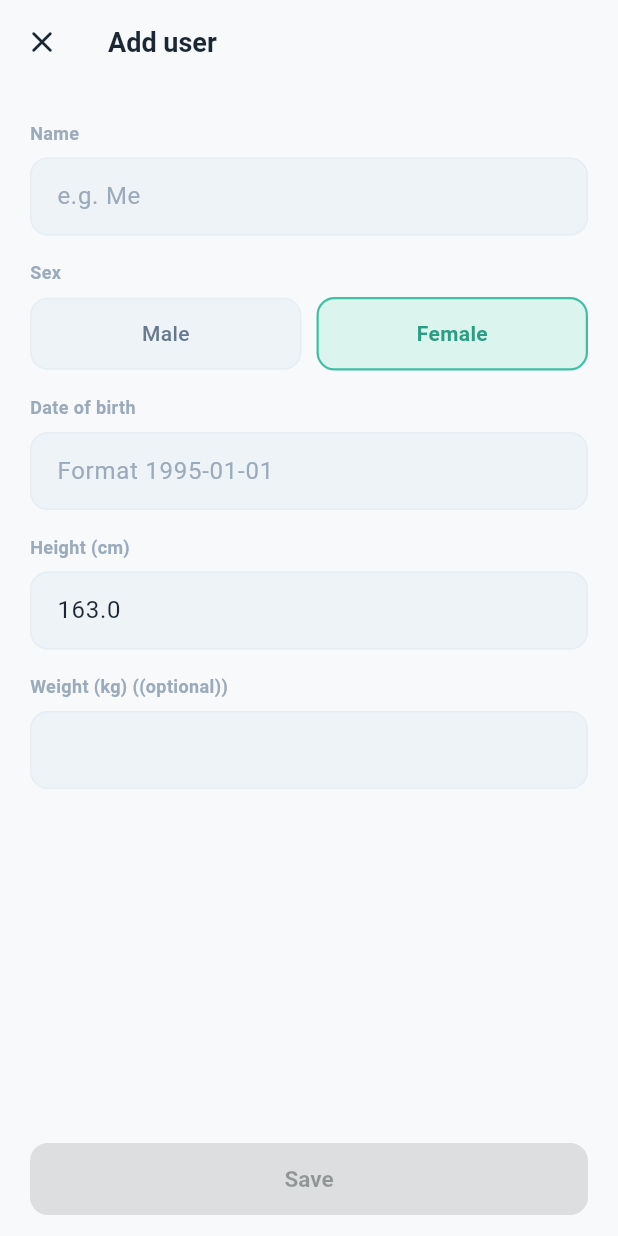
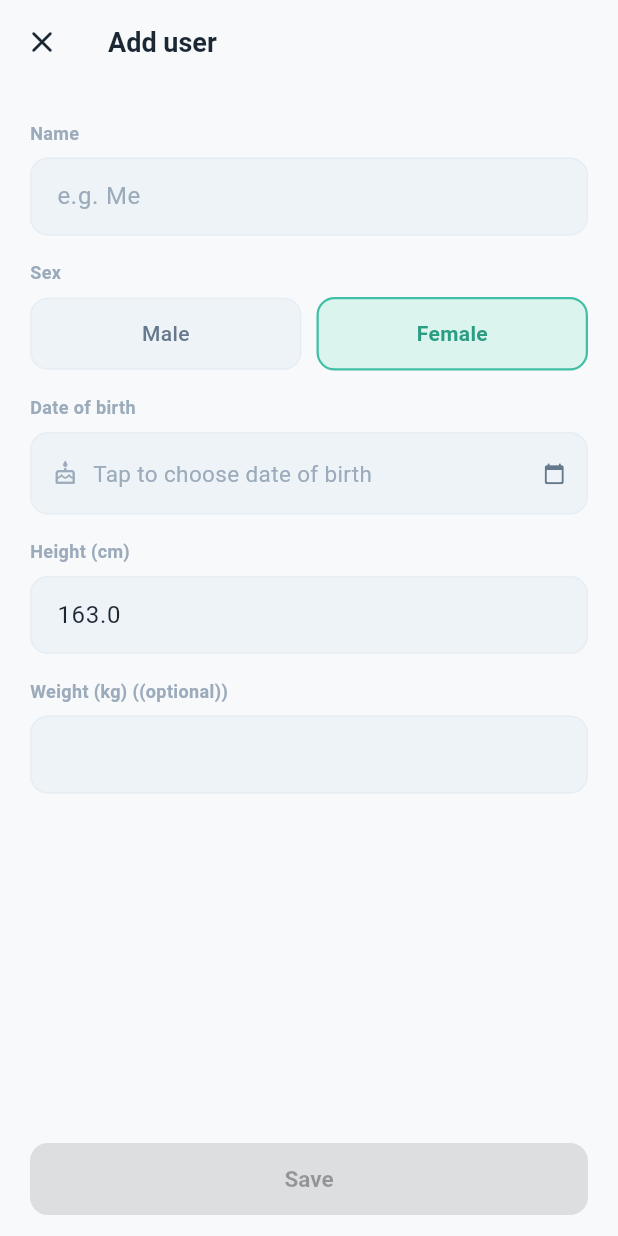
Before and after one commit to Linmord/afu-scale-flutter, a Flutter app: the _ProfileEditorPage screen opened directly, on a phone screen of 412 x 824 dp. Run offline on Flutter 3.47's test engine with Material 3 defaults, Android fonts, the phone set to English and light mode, and no system bars; our stand-ins replace fl_chart, flutter_blue_plus, permission_handler, shared_preferences; accounts and stored records are empty.

Commit message:
feat: 出生日期改为日历选择器，免手动输入

```diff
--- a/lib/i18n/l10n.dart
+++ b/lib/i18n/l10n.dart
@@ -429,7 +429,7 @@ const Map<String, String> _ja = {
   'calcModelValue': '公式非公開・独自推計',
   'calcModelHint': '体脂肪率などの身体組成は、本アプリ独自の推定式で計算しています。公式アプリの算出方法は非公開のため、表示値が公式と異なる場合があります（通常は数ポイント以内）。体重とBMIは実測値どおりです。',
   'birthdayLabel': '生年月日',
-  'birthdayHint': '1995-01-01 の形式で入力',
+  'birthdayHint': 'タップして生年月日を選択',
   'ageAutoCalc': '年齢は自動計算：{n} 歳',
   'birthdayKeepHint': '未入力の場合は現在の年齢を保持します',
 };
@@ -697,7 +697,7 @@ const Map<String, String> _zhHans = {
   'calcModelValue': '自研公式 · 与官方不同',
   'calcModelHint': '体脂率等身体成分由本 App 的独立估算公式计算。官方算法的具体实现未公开，因此显示数值可能与官方 App 存在差异（通常在几个百分点内）。体重与 BMI 为实测值，不受影响。',
   'birthdayLabel': '出生日期',
-  'birthdayHint': '格式 1995-01-01',
+  'birthdayHint': '点击选择出生日期',
   'ageAutoCalc': '自动换算年龄：{n} 岁',
   'birthdayKeepHint': '留空则沿用当前年龄',
 };
@@ -965,7 +965,7 @@ const Map<String, String> _zhHant = {
   'calcModelValue': '自研公式 · 與官方不同',
   'calcModelHint': '體脂率等身體成分由本 App 的獨立估算公式計算。官方演算法的具體實作未公開，因此顯示數值可能與官方 App 存在差異（通常在幾個百分點內）。體重與 BMI 為實測值，不受影響。',
   'birthdayLabel': '出生日期',
-  'birthdayHint': '格式 1995-01-01',
+  'birthdayHint': '點擊選擇出生日期',
   'ageAutoCalc': '自動換算年齡：{n} 歲',
   'birthdayKeepHint': '留空則沿用目前年齡',
 };
@@ -1233,7 +1233,7 @@ const Map<String, String> _de = {
   'calcModelValue': 'Eigene Formel, abweichend',
   'calcModelHint': 'Körperzusammensetzung wie Körperfett wird mit einer eigenen Schätzformel dieser App berechnet. Die offizielle App veröffentlicht ihren Algorithmus nicht, daher können die Werte von der offiziellen App abweichen (meist wenige Prozentpunkte). Gewicht und BMI sind Messwerte und nicht betroffen.',
   'birthdayLabel': 'Geburtsdatum',
-  'birthdayHint': 'Format 1995-01-01',
+  'birthdayHint': 'Tippen, um das Geburtsdatum zu wählen',
   'ageAutoCalc': 'Alter automatisch berechnet: {n} Jahre',
   'birthdayKeepHint': 'Leer lassen, um das aktuelle Alter zu behalten',
 };
@@ -1501,7 +1501,7 @@ const Map<String, String> _en = {
   'calcModelValue': 'Custom formula, not official',
   'calcModelHint': 'Body composition such as body fat is estimated with this app\'s own formula. The official app does not disclose its algorithm, so values may differ from the official app (usually within a few percentage points). Weight and BMI are measured values and are unaffected.',
   'birthdayLabel': 'Date of birth',
-  'birthdayHint': 'Format 1995-01-01',
+  'birthdayHint': 'Tap to choose date of birth',
   'ageAutoCalc': 'Age calculated automatically: {n}',
   'birthdayKeepHint': 'Leave empty to keep the current age',
 };
--- a/lib/ui/profile_editor.dart
+++ b/lib/ui/profile_editor.dart
@@ -4,6 +4,7 @@ import '../data/store.dart';
 import 'package:afu_scale/i18n/l10n.dart';
 import 'theme.dart' as th;
 import 'widgets/app_sheet.dart';
+import 'widgets/birthday_field.dart';
 
 /// 成员新增/编辑全屏表单页（避免底部弹窗被输入法遮挡）。返回 true 表示已保存。
 Future<bool> showProfileEditor(BuildContext ctx, {UserProfile? existing}) async {
@@ -24,7 +25,7 @@ class _ProfileEditorPage extends StatefulWidget {
 
 class _ProfileEditorPageState extends State<_ProfileEditorPage> {
   late final TextEditingController _name;
-  late final TextEditingController _birthday;
+  String _birthday = ''; // 由选择器写入；空=沿用原年龄
   late final TextEditingController _height;
   late final TextEditingController _weight;
   late String _sex;
@@ -35,7 +36,6 @@ class _ProfileEditorPageState extends State<_ProfileEditorPage> {
     super.initState();
     final e = widget.existing;
     _name = TextEditingController(text: e?.name ?? '');
-    _birthday = TextEditingController(); // 不回填：模型不存生日，留空=沿用原年龄
     _height = TextEditingController(text: (e?.heightCm ?? 163).toString());
     _weight = TextEditingController(text: e?.weightKg?.toString() ?? '');
     _sex = e?.sex ?? 'female';
@@ -43,19 +43,14 @@ class _ProfileEditorPageState extends State<_ProfileEditorPage> {
 
   @override
   void dispose() {
-    _name.dispose(); _birthday.dispose(); _height.dispose(); _weight.dispose();
+    _name.dispose(); _height.dispose(); _weight.dispose();
     super.dispose();
   }
 
-  String? agePreviewOf(BuildContext context) {
-    final a = _effectiveAge;
-    if (a == null || a <= 0) return null;
-    return S.of(context).ageAutoCalc(a);
-  }
 
   /// 生效年龄：填了生日用换算值，留空沿用原年龄（编辑时），新增留空则无效。
   int? get _effectiveAge =>
-      UserProfile.ageFromBirthday(_birthday.text) ?? widget.existing?.age;
+      UserProfile.ageFromBirthday(_birthday) ?? widget.existing?.age;
 
   bool get _valid => _name.text.trim().isNotEmpty
       && (_effectiveAge ?? 0) > 0
@@ -119,16 +114,17 @@ class _ProfileEditorPageState extends State<_ProfileEditorPage> {
             Expanded(child: _sexBtn(s.sexFemale, 'female')),
           ]),
           _label(s.birthdayLabel),
-          TextField(
-            controller: _birthday,
-            keyboardType: TextInputType.datetime,
-            onChanged: (_) => setState(() {}),
-            style: TextStyle(color: th.AppColors.text),
-            decoration: InputDecoration(
-              hintText: widget.existing != null ? s.birthdayKeepHint : s.birthdayHint,
-              helperText: agePreviewOf(context),
+          BirthdayField(
+            onChanged: (v) => setState(() => _birthday = v),
+          ),
+          if (widget.existing != null && _birthday.isEmpty)
+            Padding(
+              padding: const EdgeInsets.only(top: 6, left: 2),
+              child: Text(
+                s.birthdayKeepHint + ' · ' + s.ageAutoCalc(widget.existing!.age),
+                style: TextStyle(fontSize: 11.5, color: th.AppColors.textHint),
+              ),
             ),
-          ),
           _label(s.heightLabel),
           TextField(
             controller: _height,
--- /dev/null
+++ b/lib/ui/widgets/birthday_field.dart
@@ -0,0 +1,113 @@
+import 'package:flutter/material.dart';
+import '../../core/models.dart';
+import 'package:afu_scale/i18n/l10n.dart';
+import '../theme.dart' as th;
+
+/// 生日选择字段：点击弹出日历，不允许手打。
+/// 值以 yyyy-MM-dd 字符串回传（空串表示未选），下方实时显示换算出的年龄。
+class BirthdayField extends StatefulWidget {
+  final void Function(String birthday) onChanged;
+  final String? initial;
+  const BirthdayField({super.key, required this.onChanged, this.initial});
+
+  @override
+  State<BirthdayField> createState() => _BirthdayFieldState();
+}
+
+class _BirthdayFieldState extends State<BirthdayField> {
+  String _value = '';
+
+  @override
+  void initState() {
+    super.initState();
+    _value = widget.initial ?? '';
+  }
+
+  Future<void> _pick() async {
+    final s = S.of(context);
+    final now = DateTime.now();
+    final parsed = DateTime.tryParse(_value);
+    final initial = (parsed != null && !parsed.isAfter(now))
+        ? parsed
+        : DateTime(now.year - 24, now.month, now.day);
+    final picked = await showDatePicker(
+      context: context,
+      initialDate: initial,
+      firstDate: DateTime(1900),
+      lastDate: now,
+      initialDatePickerMode: DatePickerMode.year,
+      helpText: s.birthdayLabel,
+      cancelText: s.cancel,
+      confirmText: s.save,
+      builder: (ctx, child) {
+        final dark = th.AppColors.isDark;
+        return Theme(
+          data: Theme.of(ctx).copyWith(
+            colorScheme: ColorScheme.fromSeed(
+              seedColor: th.AppColors.primary,
+              brightness: dark ? Brightness.dark : Brightness.light,
+            ),
+            dialogBackgroundColor: th.AppColors.surface,
+            textButtonTheme: TextButtonThemeData(
+              style: TextButton.styleFrom(foregroundColor: th.AppColors.primary),
+            ),
+          ),
+          child: child ?? const SizedBox.shrink(),
+        );
+      },
+    );
+    if (picked == null) return;
+    final v = picked.year.toString().padLeft(4, '0') +
+        '-' + picked.month.toString().padLeft(2, '0') +
+        '-' + picked.day.toString().padLeft(2, '0');
+    setState(() => _value = v);
+    widget.onChanged(v);
+  }
+
+  @override
+  Widget build(BuildContext context) {
+    final s = S.of(context);
+    final age = UserProfile.ageFromBirthday(_value);
+    return Column(
+      crossAxisAlignment: CrossAxisAlignment.start,
+      children: [
+        GestureDetector(
+          behavior: HitTestBehavior.opaque,
+          onTap: _pick,
+          child: Container(
+            padding: const EdgeInsets.symmetric(horizontal: 14, vertical: 16),
+            decoration: BoxDecoration(
+              color: th.AppColors.surfaceAlt,
+              borderRadius: BorderRadius.circular(th.AppRadius.sm),
+              border: Border.all(color: th.AppColors.border),
+            ),
+            child: Row(
+              children: [
+                Icon(Icons.cake_outlined, size: 17, color: th.AppColors.textHint),
+                const SizedBox(width: 10),
+                Expanded(
+                  child: Text(
+                    _value.isEmpty ? s.birthdayHint : _value,
+                    style: TextStyle(
+                      fontSize: 15,
+                      color: _value.isEmpty ? th.AppColors.textHint : th.AppColors.text,
+                    ),
+                  ),
+                ),
+                Icon(Icons.calendar_today_rounded, size: 15, color: th.AppColors.textSub),
+              ],
+            ),
+          ),
+        ),
+        if (age != null)
+          Padding(
+            padding: const EdgeInsets.only(top: 7, left: 2),
+            child: Text(
+              s.ageAutoCalc(age),
+              style: TextStyle(fontSize: 11.5, color: th.AppColors.textHint),
+            ),
+          ),
+      ],
+    );
+  }
+}
```
Also changed, not shown: lib/ui/onboarding_page.dart (+8 -13 lines).
